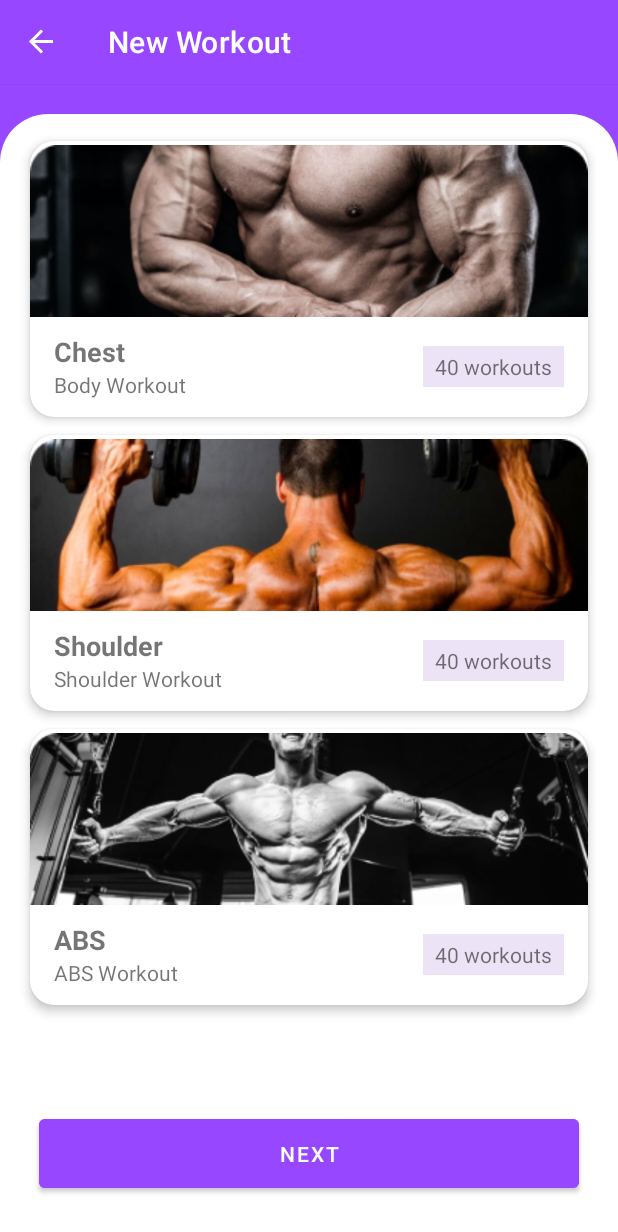
After one commit to WellingtonDevBR/GearGym-AndroidApp, an Android app: the CreateWorkoutFragment screen opened through its navigation route, on a phone screen of 412 x 824 dp. The commit adds this screen. Shown: the top 1232 px of the screen. Run offline under Robolectric (Android 15) with nearby library versions, the phone set to English and light mode, and no system bars; our stand-ins replace navigation-ui.

Commit message:
Workout Creation Fragment/Layout Done && Workout Choice List Started

```diff
--- a/app/src/main/java/com/gamezzar/geargymtest/BaseFragment.java
+++ b/app/src/main/java/com/gamezzar/geargymtest/view/model/BaseFragment.java
@@ -1,4 +1,4 @@
-package com.gamezzar.geargymtest;
+package com.gamezzar.geargymtest.view.model;
 
 import androidx.appcompat.app.AppCompatActivity;
 import androidx.fragment.app.Fragment;
--- /dev/null
+++ b/app/src/main/java/com/gamezzar/geargymtest/view/model/CreateWorkoutFragment.java
@@ -0,0 +1,85 @@
+package com.gamezzar.geargymtest.view.model;
+
+import androidx.appcompat.app.AppCompatActivity;
+import androidx.lifecycle.ViewModelProvider;
+
+import android.os.Bundle;
+
+import androidx.annotation.NonNull;
+import androidx.annotation.Nullable;
+import androidx.fragment.app.Fragment;
+import androidx.recyclerview.widget.LinearLayoutManager;
+
+import android.view.LayoutInflater;
+import android.view.View;
+import android.view.ViewGroup;
+
+import com.gamezzar.geargymtest.R;
+import com.gamezzar.geargymtest.databinding.CreateWorkoutFragmentBinding;
+import com.google.android.material.bottomappbar.BottomAppBar;
+import com.google.android.material.bottomnavigation.BottomNavigationView;
+import com.google.android.material.floatingactionbutton.FloatingActionButton;
+
+import java.util.ArrayList;
+import java.util.List;
+
+public class CreateWorkoutFragment extends Fragment {
+
+    private CreateWorkoutViewModel mViewModel;
+    private WorkoutAdapter adapter;
+    private List<Workout> workoutList;
+    private CreateWorkoutFragmentBinding binding;
+    public static CreateWorkoutFragment newInstance() {
+        return new CreateWorkoutFragment();
+    }
+
+    @Override
+    public View onCreateView(@NonNull LayoutInflater inflater, @Nullable ViewGroup container,
+                             @Nullable Bundle savedInstanceState) {
+        // Initialize the binding variable here correctly without re-declaring it
+        binding = CreateWorkoutFragmentBinding.inflate(inflater, container, false);
+
+        // Initialize your workout list here before setting the adapter
+        workoutList = new ArrayList<>(); // This should be populated with actual data
+        workoutList.add(new Workout("Chest", "Body Workout", R.drawable.chest_workout, 40));
+        workoutList.add(new Workout("Shoulder", "Shoulder Workout", R.drawable.shoulder_workout, 40));
+        workoutList.add(new Workout("ABS", "ABS Workout", R.drawable.abs_wokrout, 40));
+        adapter = new WorkoutAdapter(workoutList);
+
+        // You don't need to set up RecyclerView here anymore, move this to onViewCreated
+        return binding.getRoot();
+    }
+
+    @Override
+    public void onViewCreated(@NonNull View view, @Nullable Bundle savedInstanceState) {
+        super.onViewCreated(view, savedInstanceState);
+
+        // Set up the RecyclerView
+        binding.recyclerView.setLayoutManager(new LinearLayoutManager(getContext()));
+        binding.recyclerView.setAdapter(adapter);
+    }
+
+    @Override
+    public void onResume() {
+        super.onResume();
+        // Hide the Toolbar when the fragment becomes active
+        AppCompatActivity activity = (AppCompatActivity) getActivity();
+        if (activity != null) {
+            // Also hide the BottomNavigationView if needed
+            BottomAppBar bottomAppBar = activity.findViewById(R.id.bottom_app_bar);
+            FloatingActionButton floatingActionButton = activity.findViewById(R.id.fab);
+            if (bottomAppBar != null) {
+                bottomAppBar.setVisibility(View.GONE);
+                floatingActionButton.setVisibility(View.GONE);
+            }
+
+        }
+    }
+
+    @Override
+    public void onDestroyView() {
+        super.onDestroyView();
+        // Set binding to null, since the view is about to be destroyed
+        binding = null;
+    }
+}
--- /dev/null
+++ b/app/src/main/java/com/gamezzar/geargymtest/view/model/CreateWorkoutViewModel.java
@@ -0,0 +1,7 @@
+package com.gamezzar.geargymtest.view.model;
+
+import androidx.lifecycle.ViewModel;
+
+public class CreateWorkoutViewModel extends ViewModel {
+    // TODO: Implement the ViewModel
+}
--- a/app/src/main/java/com/gamezzar/geargymtest/view/model/HomeFragment.java
+++ b/app/src/main/java/com/gamezzar/geargymtest/view/model/HomeFragment.java
@@ -18,7 +18,9 @@ import android.view.ViewGroup;
 
 import com.gamezzar.geargymtest.R;
 import com.gamezzar.geargymtest.databinding.HomeFragmentBinding;
+import com.google.android.material.bottomappbar.BottomAppBar;
 import com.google.android.material.bottomnavigation.BottomNavigationView;
+import com.google.android.material.floatingactionbutton.FloatingActionButton;
 
 public class HomeFragment extends Fragment {
 
@@ -54,6 +56,13 @@ public class HomeFragment extends Fragment {
             if (activity.getSupportActionBar() != null) {
                 activity.getSupportActionBar().hide();
             }
+
+            BottomAppBar bottomAppBar = activity.findViewById(R.id.bottom_app_bar);
+            FloatingActionButton floatingActionButton = activity.findViewById(R.id.fab);
+            if (bottomAppBar != null) {
+                bottomAppBar.setVisibility(View.VISIBLE);
+                floatingActionButton.setVisibility(View.VISIBLE);
+            }
         }
     }
 
--- /dev/null
+++ b/app/src/main/java/com/gamezzar/geargymtest/view/model/Workout.java
@@ -0,0 +1,57 @@
+package com.gamezzar.geargymtest.view.model;
+
+public class Workout {
+
+    private String title;
+    private String subtitle;
+    private int imageResourceId;
+    private int workoutCount;
+
+    public Workout(String title, String subtitle, int imageResourceId, int workoutCount) {
+        this.title = title;
+        this.subtitle = subtitle;
+        this.imageResourceId = imageResourceId;
+        this.workoutCount = workoutCount;
+    }
+
+    public String getTitle() {
+        return title;
+    }
+
+    public void setTitle(String title) {
+        this.title = title;
+    }
+
+    public String getSubtitle() {
+        return subtitle;
+    }
+
+    public int getCount() {
+        return workoutCount;
+    }
+
+    public void setSubtitle(String subtitle) {
+        this.subtitle = subtitle;
+    }
+
+    public int getImageResourceId() {
+        return imageResourceId;
+    }
+
+    public void setImageResourceId(int imageResourceId) {
+        this.imageResourceId = imageResourceId;
+    }
+
+    public int getWorkoutCount() {
+        return workoutCount;
+    }
+
+    public void setWorkoutCount(int workoutCount) {
+        this.workoutCount = workoutCount;
+    }
+
+    // Format workout count to display as text
+    public String getFormattedWorkoutCount() {
+        return workoutCount + " workouts";
+    }
+}
--- /dev/null
+++ b/app/src/main/java/com/gamezzar/geargymtest/view/model/WorkoutAdapter.java
@@ -0,0 +1,58 @@
+package com.gamezzar.geargymtest.view.model;
+
+import android.view.LayoutInflater;
+import android.view.ViewGroup;
+
+import androidx.annotation.NonNull;
+import androidx.recyclerview.widget.RecyclerView;
+
+import com.gamezzar.geargymtest.databinding.ItemWorkoutBinding;
+
+import java.util.List;
+
+public class WorkoutAdapter extends RecyclerView.Adapter<WorkoutAdapter.WorkoutViewHolder> {
+
+    private List<Workout> workoutList;
+
+    public WorkoutAdapter(List<Workout> workoutList) {
+        this.workoutList = workoutList;
+    }
+
+    @NonNull
+    @Override
+    public WorkoutViewHolder onCreateViewHolder(@NonNull ViewGroup parent, int viewType) {
+        // Inflate the item layout
+        LayoutInflater layoutInflater = LayoutInflater.from(parent.getContext());
+        ItemWorkoutBinding itemBinding = ItemWorkoutBinding.inflate(layoutInflater, parent, false);
+        return new WorkoutViewHolder(itemBinding);
+    }
+
+    @Override
+    public void onBindViewHolder(@NonNull WorkoutViewHolder holder, int position) {
+        Workout workout = workoutList.get(position);
+        holder.bind(workout);
+    }
+
+    @Override
+    public int getItemCount() {
+        return workoutList.size();
+    }
+
+    static class WorkoutViewHolder extends RecyclerView.ViewHolder {
+        private ItemWorkoutBinding binding;
+
+        public WorkoutViewHolder(ItemWorkoutBinding binding) {
+            super(binding.getRoot());
+            this.binding = binding;
+        }
+
+        public void bind(Workout workout) {
+            // Bind the workout data to the views
+            binding.textWorkoutTitle.setText(workout.getTitle());
+            binding.textWorkoutSubtitle.setText(workout.getSubtitle());
+            binding.textWorkoutCount.setText(workout.getFormattedWorkoutCount());
+            binding.imageWorkout.setImageResource(workout.getImageResourceId());
+            // Set any click listeners if necessary
+        }
+    }
+}
--- /dev/null
+++ b/app/src/main/java/com/gamezzar/geargymtest/view/model/WorkoutChoiceListFragment.java
@@ -0,0 +1,38 @@
+package com.gamezzar.geargymtest.view.model;
+
+import androidx.lifecycle.ViewModelProvider;
+
+import android.os.Bundle;
+
+import androidx.annotation.NonNull;
+import androidx.annotation.Nullable;
+import androidx.fragment.app.Fragment;
+
+import android.view.LayoutInflater;
+import android.view.View;
+import android.view.ViewGroup;
+
+import com.gamezzar.geargymtest.R;
+
+public class WorkoutChoiceListFragment extends Fragment {
+
+    private WorkoutChoiceListViewModel mViewModel;
+
+    public static WorkoutChoiceListFragment newInstance() {
+        return new WorkoutChoiceListFragment();
+    }
+
+    @Override
+    public View onCreateView(@NonNull LayoutInflater inflater, @Nullable ViewGroup container,
+                             @Nullable Bundle savedInstanceState) {
+        return inflater.inflate(R.layout.workout_choice_list_fragment, container, false);
+    }
+
+    @Override
+    public void onActivityCreated(@Nullable Bundle savedInstanceState) {
+        super.onActivityCreated(savedInstanceState);
+        mViewModel = new ViewModelProvider(this).get(WorkoutChoiceListViewModel.class);
+        // TODO: Use the ViewModel
+    }
+
+}
--- /dev/null
+++ b/app/src/main/java/com/gamezzar/geargymtest/view/model/WorkoutChoiceListViewModel.java
@@ -0,0 +1,7 @@
+package com.gamezzar.geargymtest.view.model;
+
+import androidx.lifecycle.ViewModel;
+
+public class WorkoutChoiceListViewModel extends ViewModel {
+    // TODO: Implement the ViewModel
+}
--- a/app/src/main/java/com/gamezzar/geargymtest/view/model/WorkoutFragment.java
+++ b/app/src/main/java/com/gamezzar/geargymtest/view/model/WorkoutFragment.java
@@ -1,26 +1,22 @@
 package com.gamezzar.geargymtest.view.model;
-
-import androidx.appcompat.app.ActionBar;
-import androidx.appcompat.app.AppCompatActivity;
-import androidx.lifecycle.ViewModelProvider;
 
 import android.os.Bundle;
 
 import androidx.annotation.NonNull;
 import androidx.annotation.Nullable;
-import androidx.fragment.app.Fragment;
+import androidx.navigation.fragment.NavHostFragment;
 
 import android.view.LayoutInflater;
 import android.view.View;
 import android.view.ViewGroup;
-import androidx.appcompat.widget.Toolbar;
 
-import com.gamezzar.geargymtest.BaseFragment;
 import com.gamezzar.geargymtest.R;
+import com.gamezzar.geargymtest.databinding.WorkoutFragmentBinding;
 
 public class WorkoutFragment extends BaseFragment {
 
     private WorkoutViewModel mViewModel;
+    private WorkoutFragmentBinding binding;
 
     public static WorkoutFragment newInstance() {
         return new WorkoutFragment();
@@ -29,13 +25,18 @@ public class WorkoutFragment extends BaseFragment {
     @Override
     public View onCreateView(@NonNull LayoutInflater inflater, @Nullable ViewGroup container,
                              @Nullable Bundle savedInstanceState) {
-        // Inflate the layout for this fragment
-        return inflater.inflate(R.layout.workout_fragment, container, false);
+        binding = WorkoutFragmentBinding.inflate(inflater, container, false);
+        return binding.getRoot();
     }
 
     @Override
     public void onViewCreated(@NonNull View view, @Nullable Bundle savedInstanceState) {
         super.onViewCreated(view, savedInstanceState);
-        setupToolbar("Workout Planning and Tracking");
+
+        binding.createWorkoutCard.setOnClickListener(v -> navigateToCreateWorkout());
+    }
+
+    private void navigateToCreateWorkout() {
+        NavHostFragment.findNavController(this).navigate(R.id.action_workoutFragment_to_createWorkoutFragment);
     }
 }
--- /dev/null
+++ b/app/src/main/res/layout/create_workout_fragment.xml
@@ -0,0 +1,63 @@
+<?xml version="1.0" encoding="utf-8"?>
+<FrameLayout xmlns:android="http://schemas.android.com/apk/res/android"
+    xmlns:app="http://schemas.android.com/apk/res-auto"
+    xmlns:tools="http://schemas.android.com/tools"
+    android:layout_width="match_parent"
+    android:layout_height="match_parent"
+    android:background="@color/purple_600"
+    tools:context=".view.model.CreateWorkoutFragment">
+
+    <androidx.constraintlayout.widget.ConstraintLayout
+        android:layout_width="match_parent"
+        android:layout_height="match_parent">
+
+        <FrameLayout
+            android:id="@+id/toolbar"
+            android:layout_width="match_parent"
+            android:layout_height="?attr/actionBarSize"
+            app:layout_constraintEnd_toEndOf="parent"
+            app:layout_constraintStart_toStartOf="parent"
+            app:layout_constraintTop_toTopOf="parent" />
+
+        <androidx.constraintlayout.widget.ConstraintLayout
+            android:layout_width="0dp"
+            android:layout_height="0dp"
+            android:layout_marginTop="20dp"
+            android:background="@drawable/rounded_top_corners"
+            app:layout_constraintBottom_toBottomOf="parent"
+            app:layout_constraintEnd_toEndOf="parent"
+            app:layout_constraintHorizontal_bias="0.0"
+            app:layout_constraintStart_toStartOf="parent"
+            app:layout_constraintTop_toBottomOf="@+id/toolbar">
+
+            <androidx.recyclerview.widget.RecyclerView
+                android:id="@+id/recyclerView"
+                android:layout_width="match_parent"
+                android:layout_height="0dp"
+                android:layout_marginTop="12dp"
+                android:layout_marginBottom="16dp"
+                android:clipToPadding="false"
+                android:paddingStart="16dp"
+                android:paddingEnd="16dp"
+                app:layoutManager="androidx.recyclerview.widget.LinearLayoutManager"
+                app:layout_constraintBottom_toTopOf="@+id/btnNextButton"
+                app:layout_constraintEnd_toEndOf="parent"
+                app:layout_constraintHorizontal_bias="0.0"
+                app:layout_constraintStart_toStartOf="parent"
+                app:layout_constraintTop_toTopOf="parent" />
+
+            <Button
+                android:id="@+id/btnNextButton"
+                android:layout_width="0dp"
+                android:layout_height="58dp"
+                android:layout_marginStart="26dp"
+                android:layout_marginEnd="26dp"
+                android:layout_marginBottom="26dp"
+                android:backgroundTint="@color/purple_600"
+                android:text="Next"
+                app:layout_constraintBottom_toBottomOf="parent"
+                app:layout_constraintEnd_toEndOf="parent"
+                app:layout_constraintStart_toStartOf="parent" />
+        </androidx.constraintlayout.widget.ConstraintLayout>
+    </androidx.constraintlayout.widget.ConstraintLayout>
+</FrameLayout>
--- a/app/src/main/res/layout/home_fragment.xml
+++ b/app/src/main/res/layout/home_fragment.xml
@@ -66,9 +66,9 @@
             <GridLayout
                 android:layout_width="match_parent"
                 android:layout_height="wrap_content"
-                android:layout_marginStart="26dp"
+                android:layout_marginStart="20dp"
                 android:layout_marginTop="16dp"
-                android:layout_marginEnd="26dp"
+                android:layout_marginEnd="20dp"
                 android:columnCount="2"
                 android:orientation="vertical"
                 android:rowCount="2"
--- /dev/null
+++ b/app/src/main/res/layout/item_workout.xml
@@ -0,0 +1,66 @@
+<?xml version="1.0" encoding="utf-8"?>
+<androidx.cardview.widget.CardView xmlns:android="http://schemas.android.com/apk/res/android"
+    xmlns:app="http://schemas.android.com/apk/res-auto"
+    xmlns:tools="http://schemas.android.com/tools"
+    android:layout_width="match_parent"
+    android:layout_height="wrap_content"
+    app:cardCornerRadius="16dp"
+    app:cardElevation="4dp"
+    app:cardPreventCornerOverlap="false"
+    app:cardUseCompatPadding="true">
+
+    <androidx.constraintlayout.widget.ConstraintLayout
+        android:layout_width="match_parent"
+        android:layout_height="wrap_content">
+
+        <ImageView
+            android:id="@+id/imageWorkout"
+            android:layout_width="0dp"
+            android:layout_height="120dp"
+            android:scaleType="fitCenter"
+            app:layout_constraintEnd_toEndOf="parent"
+            app:layout_constraintStart_toStartOf="parent"
+            app:layout_constraintTop_toTopOf="parent"
+            app:srcCompat="@drawable/chest_workout" />
+
+        <TextView
+            android:id="@+id/textWorkoutTitle"
+            android:layout_width="0dp"
+            android:layout_height="wrap_content"
+            android:layout_marginStart="16dp"
+            android:layout_marginTop="8dp"
+            android:text="Chest"
+            android:textSize="18sp"
+            android:textStyle="bold"
+            app:layout_constraintEnd_toEndOf="@id/imageWorkout"
+            app:layout_constraintStart_toStartOf="@id/imageWorkout"
+            app:layout_constraintTop_toBottomOf="@id/imageWorkout" />
+
+        <TextView
+            android:id="@+id/textWorkoutSubtitle"
+            android:layout_width="0dp"
+            android:layout_height="wrap_content"
+            android:layout_marginBottom="12dp"
+            android:text="Body Workout"
+            app:layout_constraintBottom_toBottomOf="parent"
+            app:layout_constraintEnd_toEndOf="@id/textWorkoutTitle"
+            app:layout_constraintStart_toStartOf="@id/textWorkoutTitle"
+            app:layout_constraintTop_toBottomOf="@id/textWorkoutTitle" />
+
+        <TextView
+            android:id="@+id/textWorkoutCount"
+            android:layout_width="wrap_content"
+            android:layout_height="wrap_content"
+            android:layout_marginEnd="16dp"
+            android:background="#ECE4F6"
+            android:paddingStart="8dp"
+            android:paddingTop="4dp"
+            android:paddingEnd="8dp"
+            android:paddingBottom="4dp"
+            android:text="40 workouts"
+            app:layout_constraintBottom_toBottomOf="@+id/textWorkoutSubtitle"
+            app:layout_constraintEnd_toEndOf="parent"
+            app:layout_constraintTop_toTopOf="@+id/textWorkoutTitle" />
+
+    </androidx.constraintlayout.widget.ConstraintLayout>
+</androidx.cardview.widget.CardView>
--- /dev/null
+++ b/app/src/main/res/layout/workout_choice_list_fragment.xml
@@ -0,0 +1,6 @@
+<?xml version="1.0" encoding="utf-8"?>
+<FrameLayout xmlns:android="http://schemas.android.com/apk/res/android"
+    xmlns:tools="http://schemas.android.com/tools"
+    android:layout_width="match_parent"
+    android:layout_height="match_parent"
+    tools:context=".view.model.WorkoutChoiceListFragment"/>
--- a/app/src/main/res/layout/workout_fragment.xml
+++ b/app/src/main/res/layout/workout_fragment.xml
@@ -31,7 +31,7 @@
             app:layout_constraintTop_toBottomOf="@+id/toolbar">
 
             <LinearLayout
-                android:id="@+id/linearLayout"
+                android:id="@+id/createWorkoutCard"
                 android:layout_width="0dp"
                 android:layout_height="180dp"
                 android:layout_marginStart="20dp"
@@ -89,6 +89,7 @@
             </LinearLayout>
 
             <LinearLayout
+                android:id="@+id/listWorkoutCard"
                 android:layout_width="0dp"
                 android:layout_height="180dp"
                 android:layout_marginStart="20dp"
@@ -98,7 +99,7 @@
                 android:orientation="vertical"
                 app:layout_constraintEnd_toEndOf="parent"
                 app:layout_constraintStart_toStartOf="parent"
-                app:layout_constraintTop_toBottomOf="@+id/linearLayout">
+                app:layout_constraintTop_toBottomOf="@+id/createWorkoutCard">
 
                 <androidx.constraintlayout.widget.ConstraintLayout
                     android:layout_width="match_parent"
--- a/app/src/main/res/navigation/nav_graph.xml
+++ b/app/src/main/res/navigation/nav_graph.xml
@@ -32,5 +32,19 @@
         android:id="@+id/workoutFragment"
         android:name="com.gamezzar.geargymtest.view.model.WorkoutFragment"
         android:label="Workout Planning and Tracking"
-        tools:layout="@layout/workout_fragment" />
+        tools:layout="@layout/workout_fragment">
+        <action
+            android:id="@+id/action_workoutFragment_to_createWorkoutFragment"
+            app:destination="@id/createWorkoutFragment"
+            app:enterAnim="@anim/slide_in_right"
+            app:exitAnim="@anim/slide_out_left"
+            app:popEnterAnim="@anim/slide_in_left"
+            app:popExitAnim="@anim/slide_out_right" />
+    </fragment>
+
+    <fragment
+        android:id="@+id/createWorkoutFragment"
+        android:name="com.gamezzar.geargymtest.view.model.CreateWorkoutFragment"
+        android:label="New Workout"
+        tools:layout="@layout/create_workout_fragment" />
 </navigation>
--- a/build.gradle
+++ b/build.gradle
@@ -1,4 +1,4 @@
 // Top-level build file where you can add configuration options common to all sub-projects/modules.
 plugins {
-id 'com.android.application' version '8.2.2' apply false
+id 'com.android.application' version '8.3.0' apply false
 }
```
Also changed, not shown: app/src/main/res/drawable/abs_wokrout.png (added), app/src/main/res/drawable/chest_workout.png (added), app/src/main/res/drawable/shoulder_workout.png (added), gradle/wrapper/gradle-wrapper.properties.
